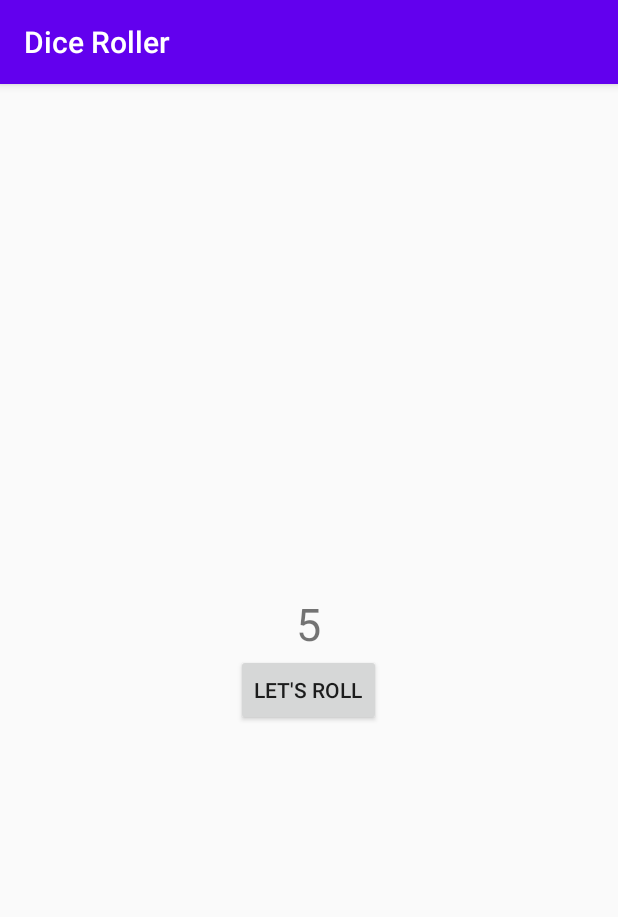
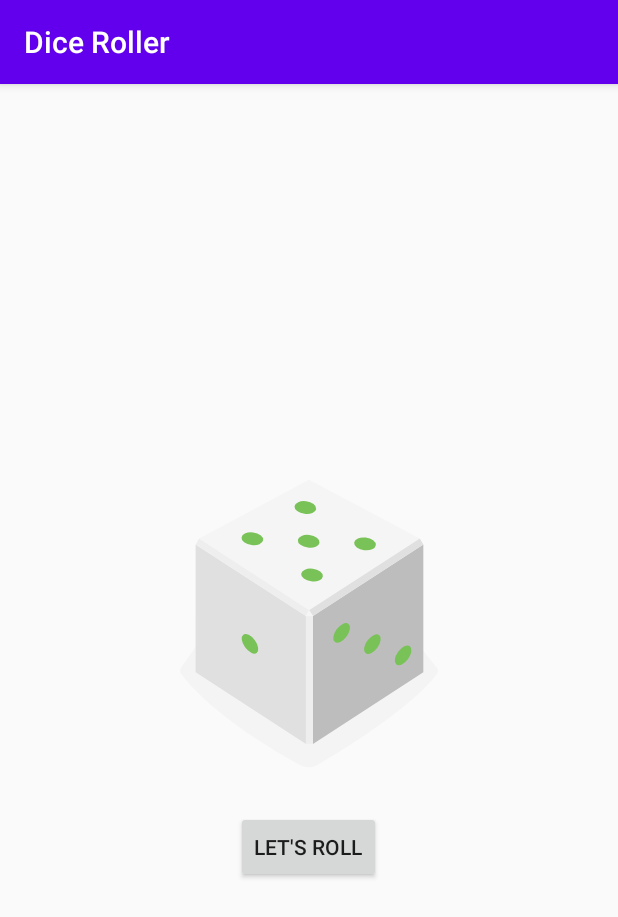
Before and after one commit to HenryQuan/mobile_app_development_training, an Android app: the screen it shows after launch (MainActivity), after a tap on "LET'S ROLL", on a phone screen of 412 x 824 dp. Shown: the top 917 px of the screen. Run offline under Robolectric (Android 15) with nearby library versions, the phone set to English and light mode, and no system bars.

Commit message:
wrong folder and now show dice images

```diff
--- a/kotlin fundamentals/dice-roller/app/src/main/java/com/yihengquan/diceroller/MainActivity.kt
+++ b/kotlin fundamentals/dice-roller/app/src/main/java/com/yihengquan/diceroller/MainActivity.kt
@@ -3,7 +3,7 @@ package com.yihengquan.diceroller
 import androidx.appcompat.app.AppCompatActivity
 import android.os.Bundle
 import android.widget.Button
-import android.widget.TextView
+import android.widget.ImageView
 import android.widget.Toast
 import java.util.*
 
@@ -22,8 +22,15 @@ class MainActivity : AppCompatActivity() {
     }
 
     private fun rollDice() {
-        val textView: TextView = findViewById(R.id.result_text)
-        val dice = Random().nextInt(6) + 1
-        textView.text = dice.toString()
+        val diceImage: ImageView = findViewById(R.id.dice_image)
+        val randomDice = Random().nextInt(6) + 1
+        diceImage.setImageResource(when (randomDice) {
+            1 -> R.drawable.dice_1
+            2 -> R.drawable.dice_2
+            3 -> R.drawable.dice_3
+            4 -> R.drawable.dice_4
+            5 -> R.drawable.dice_5
+            else -> R.drawable.dice_6
+        })
     }
 }
--- a/kotlin fundamentals/dice-roller/app/src/main/res/layout/activity_main.xml
+++ b/kotlin fundamentals/dice-roller/app/src/main/res/layout/activity_main.xml
@@ -7,13 +7,12 @@
     android:layout_gravity="center_vertical"
     tools:context=".MainActivity">
 
-    <TextView
-        android:id="@+id/result_text"
+    <ImageView
+        android:id="@+id/dice_image"
         android:layout_width="wrap_content"
         android:layout_height="wrap_content"
         android:layout_gravity="center_horizontal"
-        android:text="1"
-        android:textSize="30sp" />
+        android:src="@drawable/empty_dice" />
 
     <Button
         android:id="@+id/roll_button"
```
Also changed, not shown: kotlin fundamentals/dice-roller/app/src/main/res/drawable/dice_1.xml (renamed from kotlin fundamentals/dice-roller/app/src/main/res/drawable-v24/dice_1.xml), kotlin fundamentals/dice-roller/app/src/main/res/drawable/dice_2.xml (renamed from kotlin fundamentals/dice-roller/app/src/main/res/drawable-v24/dice_2.xml), kotlin fundamentals/dice-roller/app/src/main/res/drawable/dice_3.xml (renamed from kotlin fundamentals/dice-roller/app/src/main/res/drawable-v24/dice_3.xml), kotlin fundamentals/dice-roller/app/src/main/res/drawable/dice_4.xml (renamed from kotlin fundamentals/dice-roller/app/src/main/res/drawable-v24/dice_4.xml), kotlin fundamentals/dice-roller/app/src/main/res/drawable/dice_5.xml (renamed from kotlin fundamentals/dice-roller/app/src/main/res/drawable-v24/dice_5.xml), kotlin fundamentals/dice-roller/app/src/main/res/drawable/dice_6.xml (renamed from kotlin fundamentals/dice-roller/app/src/main/res/drawable-v24/dice_6.xml), kotlin fundamentals/dice-roller/app/src/main/res/drawable/empty_dice.xml (renamed from kotlin fundamentals/dice-roller/app/src/main/res/drawable-v24/empty_dice.xml).
